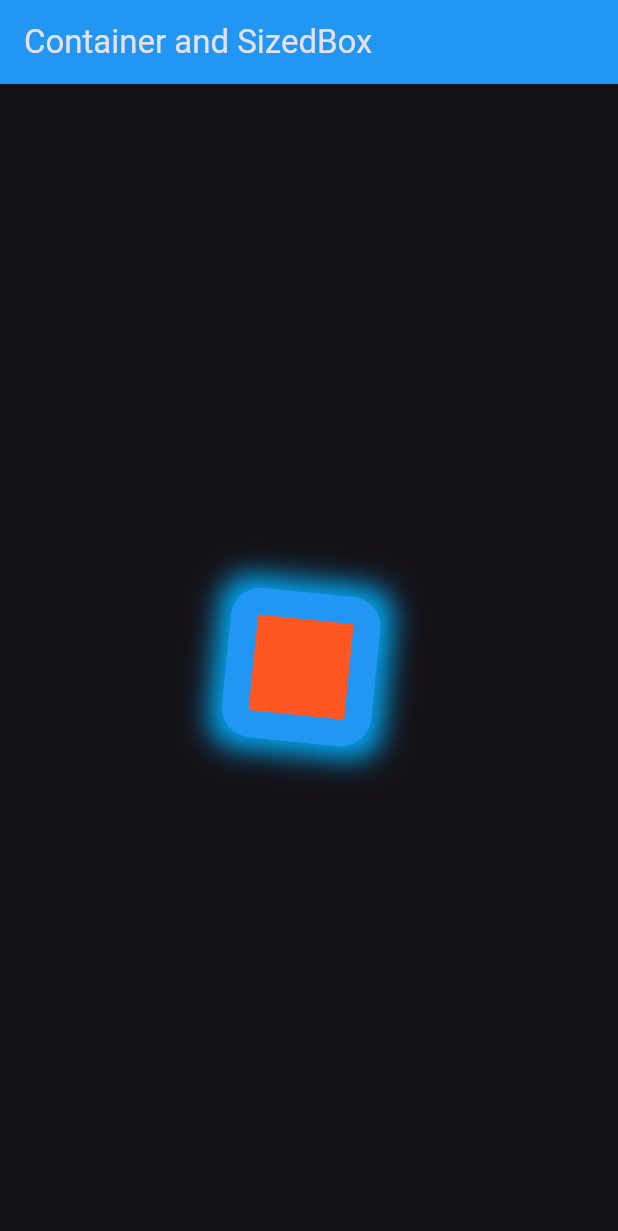
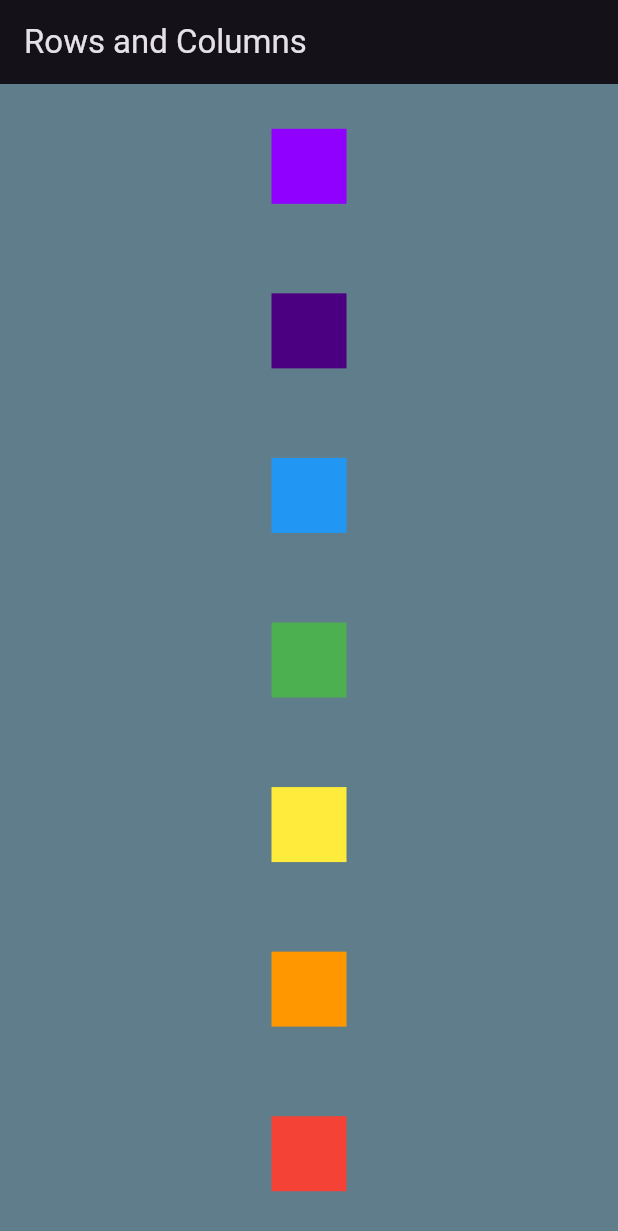
Before and after one commit to AtharvaParadkar/Flutter-Fundamentals, a Flutter app: the screen it shows after launch, on a phone screen of 412 x 824 dp. Shown: the top 1231 px of the screen. Run offline on Flutter 3.47's test engine with Material 3 defaults, Android fonts, the phone set to English and light mode, and no system bars.

Commit message:
Rows Columns

```diff
--- /dev/null
+++ b/lib/Widgets/rowscolumns.dart
@@ -0,0 +1,63 @@
+import 'package:flutter/material.dart';
+
+class RowsCols extends StatelessWidget {
+  const RowsCols({super.key});
+
+  @override
+  Widget build(BuildContext context) {
+    var w = MediaQuery.of(context).size.width,
+        h = MediaQuery.of(context).size.height;
+    return Scaffold(
+      appBar: AppBar(
+        title: const Text('Rows and Columns'),
+      ),
+      body: Container(
+        height: h,
+        width: w,
+        color: Colors.blueGrey,
+        child: Column(
+          //^ Column has a loose Layout
+          mainAxisAlignment: MainAxisAlignment.spaceAround,
+          crossAxisAlignment: CrossAxisAlignment.center,
+          children: [
+                Container(height: 50, width: 50, color: const Color.fromARGB(255, 143, 0, 255),),
+                Container(height: 50, width: 50, color: const Color.fromARGB(255, 75, 0, 130) ,),
+                Container(height: 50, width: 50, color: Colors.blue,),
+                Container(height: 50, width: 50, color: Colors.green,),
+                Container(height: 50, width: 50, color: Colors.yellow,),
+                Container(height: 50, width: 50, color: Colors.orange,),
+                Container(height: 50, width: 50, color: Colors.red,),
+          ],
+        ),
+        //^ Row has a strict Layout
+        // Row(
+        //   mainAxisAlignment: MainAxisAlignment.spaceEvenly,
+        //   children: [
+        //     Container(height: 50, width: 50, color: const Color.fromARGB(255, 143, 0, 255),),
+        //     Container(height: 50, width: 50, color: const Color.fromARGB(255, 75, 0, 130) ,),
+        //     Container(height: 50, width: 50, color: Colors.blue,),
+        //     Container(height: 50, width: 50, color: Colors.green,),
+        //     Container(height: 50, width: 50, color: Colors.yellow,),
+        //     Container(height: 50, width: 50, color: Colors.orange,),
+        //     Container(height: 50, width: 50, color: Colors.red,),
+        //   ],
+        // ),
+        //^ Wrap has a flexible Layout
+        //& Wraps its child widgets onto multiple lines (rows or columns) when they don't fit within the available space.
+        // Wrap(
+        //   direction: Axis.vertical,
+        //   alignment: WrapAlignment.center,
+        //   children: [
+        //     Container(height: 50, width: 50, color: const Color.fromARGB(255, 143, 0, 255),),
+        //     Container(height: 50, width: 50, color: const Color.fromARGB(255, 75, 0, 130) ,),
+        //     Container(height: 50, width: 50, color: Colors.blue,),
+        //     Container(height: 50, width: 50, color: Colors.green,),
+        //     Container(height: 50, width: 50, color: Colors.yellow,),
+        //     Container(height: 50, width: 50, color: Colors.orange,),
+        //     Container(height: 50, width: 50, color: Colors.red,),
+        //   ],
+        // ),
+      ),
+    );
+  }
+}
--- a/lib/main.dart
+++ b/lib/main.dart
@@ -2,6 +2,7 @@
 
 import "package:flutter/material.dart";
 import "package:flutter_basics/Widgets/containersized.dart";
+import "package:flutter_basics/Widgets/rowscolumns.dart";
 import "package:flutter_basics/for_loop.dart";
 void main() => runApp(const MyApp());
 
@@ -17,7 +18,7 @@
         primaryColor: const Color.fromARGB(255, 0, 0, 255),
         brightness: Brightness.dark,
       ),
-      home: const ContainerSized(),
+      home: const RowsCols(),
     );
   }
 }
```
